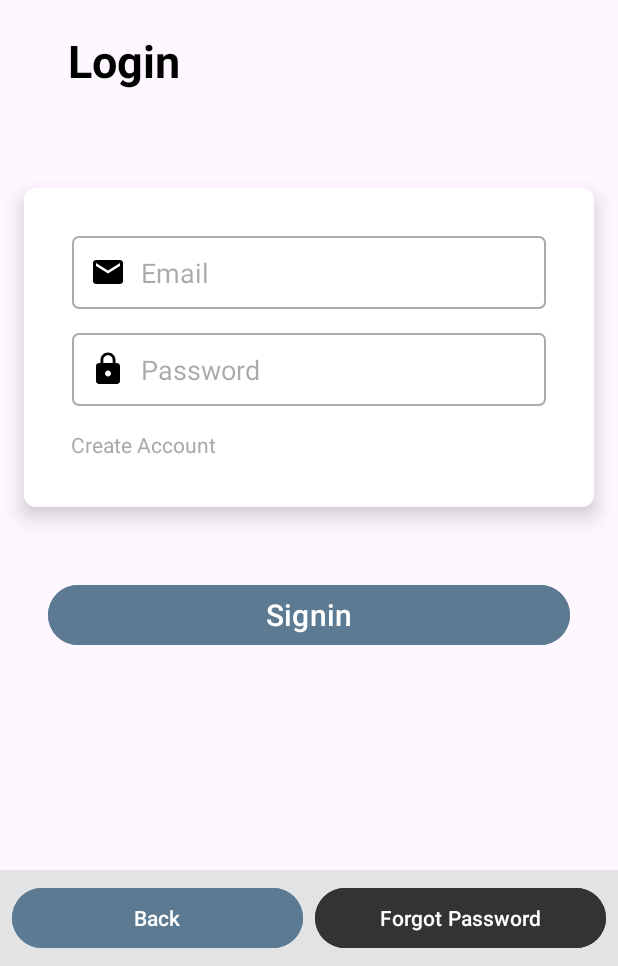
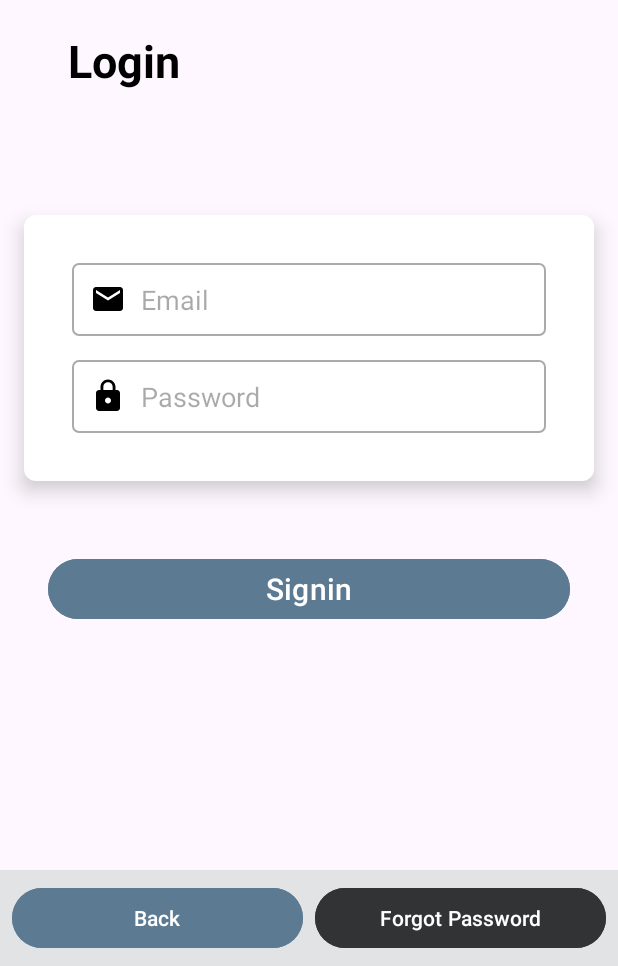
Before and after one commit to NguyenHuyen0410/HSM, an Android app: the layout login.xml on its own in the app's theme, with its tools: preview values and no code run, on a phone screen of 412 x 824 dp, the part 270-1236 px from its top. Run offline under Robolectric (Android 15) with nearby library versions, the phone set to English and light mode, and no system bars.

Commit message:
delete sign up & add @string

```diff
--- a/app/src/main/res/layout/login.xml
+++ b/app/src/main/res/layout/login.xml
@@ -22,7 +22,7 @@
         android:layout_height="wrap_content"
         android:layout_marginTop="200dp"
         android:layout_marginLeft="45dp"
-        android:text="Login"
+        android:text="@string/label"
         android:textSize="30sp"
         android:textStyle="bold"
         android:textColor="@android:color/black" />
@@ -42,7 +42,7 @@
             android:id="@+id/email"
             android:layout_width="match_parent"
             android:layout_height="wrap_content"
-            android:hint="Email"
+            android:hint="@string/email_hint"
             android:inputType="textEmailAddress"
             android:drawableStart="@drawable/ic_email"
             android:drawablePadding="10dp"
@@ -53,23 +53,13 @@
             android:id="@+id/password"
             android:layout_width="match_parent"
             android:layout_height="wrap_content"
-            android:hint="Password"
+            android:hint="@string/password_hint"
             android:inputType="textPassword"
             android:drawableStart="@drawable/ic_password"
             android:drawablePadding="10dp"
             android:padding="12dp"
             android:background="@drawable/edittext_background"
             android:layout_marginTop="16dp"/>
-
-        <TextView
-            android:id="@+id/createAccount"
-            android:layout_width="wrap_content"
-            android:layout_height="wrap_content"
-            android:text="Create Account"
-            android:textColor="@android:color/darker_gray"
-            android:layout_gravity="center"
-            android:layout_marginTop="16dp"
-            android:layout_marginRight="110dp"/>
 
     </LinearLayout>
 
--- a/app/src/main/res/values/strings.xml
+++ b/app/src/main/res/values/strings.xml
@@ -1,6 +1,7 @@
 <resources>
     <string name="app_name">hsb</string>
     <string name="hotel_logo"/>
+    <string name="label">Login</string>
     <string name="email_hint">Email</string>
     <string name="password_hint">Password</string>
     <string name="sign_in">Sign in</string>
```
